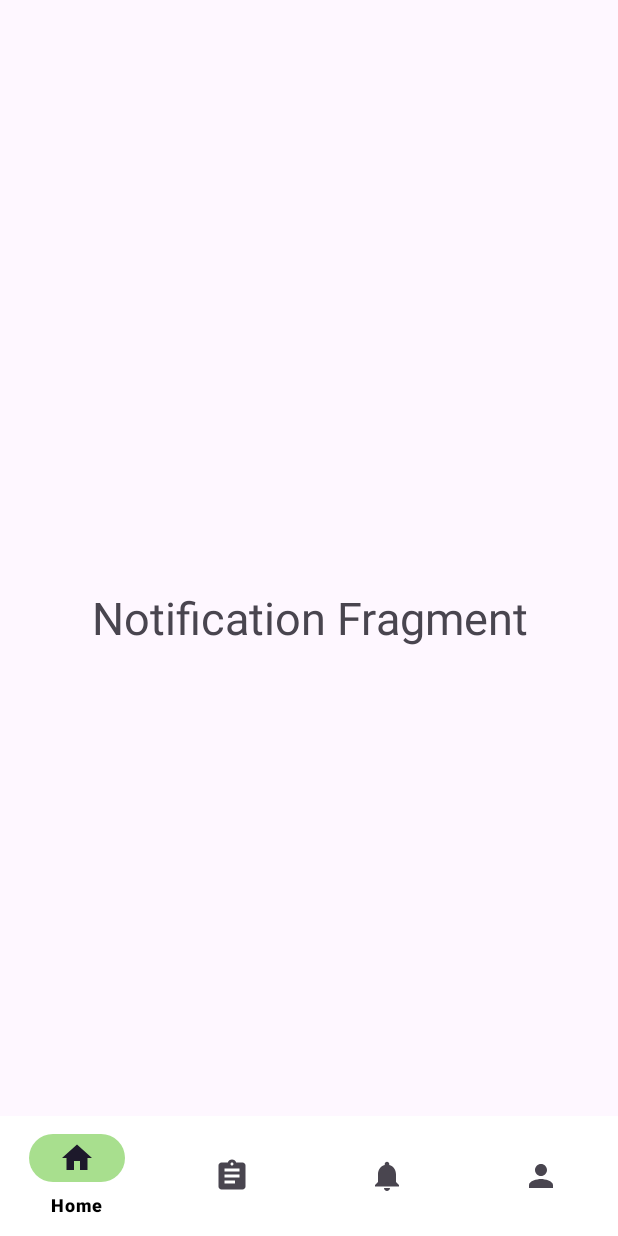
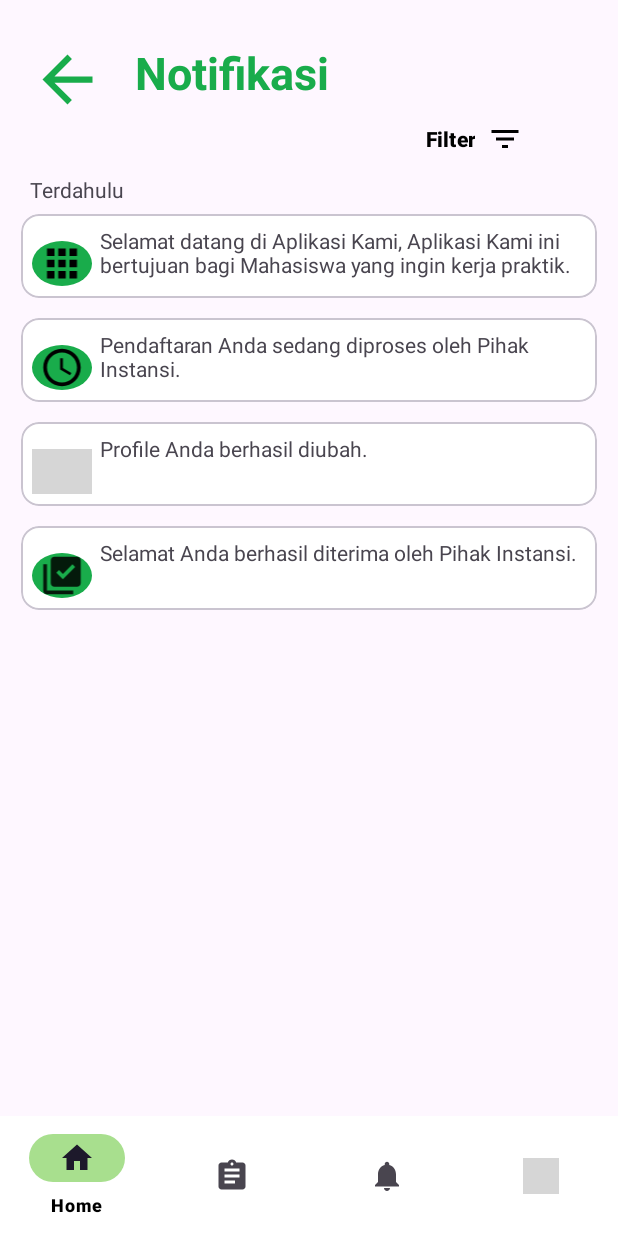
Before and after one commit to Waktu-Indonesia-Bahagia/mobile, an Android app: the fragment NotificationFragment placed in its activity, on a phone screen of 412 x 824 dp. Run offline under Robolectric (Android 15) with nearby library versions, the phone set to English and light mode, and no system bars; grey boxes are pictures that could not be loaded.

Commit message:
Notification Page

```diff
--- a/app/build.gradle.kts
+++ b/app/build.gradle.kts
@@ -39,6 +39,7 @@ dependencies {
 
     implementation("androidx.core:core-ktx:1.9.0")
     implementation("androidx.appcompat:appcompat:1.6.1")
+    implementation("de.hdodenhof:circleimageview:3.1.0")
     implementation("com.google.android.material:material:1.10.0")
     implementation("androidx.constraintlayout:constraintlayout:2.1.4")
     testImplementation("junit:junit:4.13.2")
--- /dev/null
+++ b/app/src/main/java/com/example/kerjaparaktik/notification/NotificationAdapter.kt
@@ -0,0 +1,32 @@
+package com.example.kerjaparaktik.notification
+
+import android.view.LayoutInflater
+import android.view.View
+import android.view.ViewGroup
+import android.widget.ImageView
+import android.widget.TextView
+import androidx.recyclerview.widget.RecyclerView
+import com.example.kerjaparaktik.R
+
+class NotificationAdapter (private var mList: List<NotificationData>) :
+    RecyclerView.Adapter<NotificationAdapter.LanguageViewHolder>() {
+
+    inner class LanguageViewHolder(itemView: View) : RecyclerView.ViewHolder(itemView) {
+        val title : TextView = itemView.findViewById(R.id.textNotif)
+        val image : ImageView = itemView.findViewById(R.id.gambarNotif)
+    }
+
+    override fun onCreateViewHolder(parent: ViewGroup, viewType: Int):LanguageViewHolder {
+        val view = LayoutInflater.from(parent.context).inflate(R.layout.item_notification, parent , false)
+        return LanguageViewHolder(view)
+    }
+
+    override fun onBindViewHolder(holder: NotificationAdapter.LanguageViewHolder, position: Int) {
+        holder.image.setImageResource(mList[position].image)
+        holder.title.text = mList[position].title
+    }
+    override fun getItemCount(): Int {
+        return mList.size
+    }
+
+}
--- /dev/null
+++ b/app/src/main/java/com/example/kerjaparaktik/notification/NotificationData.kt
@@ -0,0 +1,3 @@
+package com.example.kerjaparaktik.notification
+
+data class NotificationData(var title: String, var image: Int)
--- a/app/src/main/java/com/example/kerjaparaktik/notification/NotificationFragment.kt
+++ b/app/src/main/java/com/example/kerjaparaktik/notification/NotificationFragment.kt
@@ -5,18 +5,50 @@ import androidx.fragment.app.Fragment
 import android.view.LayoutInflater
 import android.view.View
 import android.view.ViewGroup
+import android.widget.ImageButton
+import androidx.recyclerview.widget.LinearLayoutManager
+import androidx.recyclerview.widget.RecyclerView
 import com.example.kerjaparaktik.R
 
-
-
 class NotificationFragment : Fragment() {
+    private lateinit var recyclerView: RecyclerView
+    private var mList = ArrayList<NotificationData>()
+//    private lateinit var btnfilter: ImageButton
+    private lateinit var adapter: NotificationAdapter
 
     override fun onCreateView(
         inflater: LayoutInflater, container: ViewGroup?,
         savedInstanceState: Bundle?
     ): View? {
-        // Inflate the layout for this fragment
-        return inflater.inflate(R.layout.fragment_notification, container, false)
+        val view = inflater.inflate(R.layout.fragment_notification, container, false)
+
+//        btnfilter = view.findViewById(R.id.filter)
+//        btnfilter.setOnClickListener(this)
+
+        recyclerView = view.findViewById(R.id.recyclerViewNotifikasi)
+        val layoutManager = LinearLayoutManager(requireContext())
+        recyclerView.layoutManager = layoutManager
+
+        adapter = NotificationAdapter(mList)
+        addDataToList()
+        recyclerView.adapter = adapter
+
+        return view
     }
 
+    private fun addDataToList() {
+        mList.add(NotificationData("Selamat datang di Aplikasi Kami, Aplikasi Kami ini bertujuan bagi Mahasiswa yang ingin kerja praktik.", R.drawable.baseline_apps_24))
+        mList.add(NotificationData("Pendaftaran Anda sedang diproses oleh Pihak Instansi.", R.drawable.baseline_schedule_24))
+        mList.add(NotificationData("Profile Anda berhasil diubah.", R.drawable.baseline_person_24))
+        mList.add(NotificationData("Selamat Anda berhasil diterima oleh Pihak Instansi.", R.drawable.baseline_library_add_check_24))
+    }
+
+//    override fun onClick(v: View?) {
+//        when (v?.id) {
+//            R.id.filter -> {
+//                // Tambahkan aksi yang sesuai di sini
+//                // contoh: buka fragment/filter, tampilkan dialog, atau pindah ke halaman pengaturan
+//            }
+//        }
+//    }
 }
--- /dev/null
+++ b/app/src/main/res/drawable/baseline_apps_24.xml
@@ -0,0 +1,5 @@
+<vector android:height="24dp" android:tint="#000000"
+    android:viewportHeight="24" android:viewportWidth="24"
+    android:width="24dp" xmlns:android="http://schemas.android.com/apk/res/android">
+    <path android:fillColor="@android:color/white" android:pathData="M4,8h4L8,4L4,4v4zM10,20h4v-4h-4v4zM4,20h4v-4L4,16v4zM4,14h4v-4L4,10v4zM10,14h4v-4h-4v4zM16,4v4h4L20,4h-4zM10,8h4L14,4h-4v4zM16,14h4v-4h-4v4zM16,20h4v-4h-4v4z"/>
+</vector>
--- /dev/null
+++ b/app/src/main/res/drawable/baseline_arrow_back_24.xml
@@ -0,0 +1,5 @@
+<vector android:autoMirrored="true" android:height="50dp"
+    android:tint="#19AC4B" android:viewportHeight="24"
+    android:viewportWidth="24" android:width="50dp" xmlns:android="http://schemas.android.com/apk/res/android">
+    <path android:fillColor="@android:color/white" android:pathData="M20,11H7.83l5.59,-5.59L12,4l-8,8 8,8 1.41,-1.41L7.83,13H20v-2z"/>
+</vector>
--- a/app/src/main/res/drawable/baseline_person_24.xml
+++ b/app/src/main/res/drawable/baseline_filter_list_24.xml
@@ -1,5 +1,5 @@
-<vector android:height="24dp" android:tint="#626262"
+<vector android:height="24dp" android:tint="#000000"
     android:viewportHeight="24" android:viewportWidth="24"
     android:width="24dp" xmlns:android="http://schemas.android.com/apk/res/android">
-    <path android:fillColor="@android:color/white" android:pathData="M12,12c2.21,0 4,-1.79 4,-4s-1.79,-4 -4,-4 -4,1.79 -4,4 1.79,4 4,4zM12,14c-2.67,0 -8,1.34 -8,4v2h16v-2c0,-2.66 -5.33,-4 -8,-4z"/>
+    <path android:fillColor="@android:color/white" android:pathData="M10,18h4v-2h-4v2zM3,6v2h18L21,6L3,6zM6,13h12v-2L6,11v2z"/>
 </vector>
--- /dev/null
+++ b/app/src/main/res/drawable/baseline_library_add_check_24.xml
@@ -0,0 +1,5 @@
+<vector android:alpha="0.85" android:height="24dp"
+    android:tint="#000000" android:viewportHeight="24"
+    android:viewportWidth="24" android:width="24dp" xmlns:android="http://schemas.android.com/apk/res/android">
+    <path android:fillColor="@android:color/white" android:pathData="M20,2L8,2c-1.1,0 -2,0.9 -2,2v12c0,1.1 0.9,2 2,2h12c1.1,0 2,-0.9 2,-2L22,4c0,-1.1 -0.9,-2 -2,-2zM12.47,14L9,10.5l1.4,-1.41 2.07,2.08L17.6,6 19,7.41 12.47,14zM4,6L2,6v14c0,1.1 0.9,2 2,2h14v-2L4,20L4,6z"/>
+</vector>
--- /dev/null
+++ b/app/src/main/res/drawable/baseline_library_books_24.xml
@@ -0,0 +1,6 @@
+<vector android:alpha="0.9" android:autoMirrored="true"
+    android:height="24dp" android:tint="#000000"
+    android:viewportHeight="24" android:viewportWidth="24"
+    android:width="24dp" xmlns:android="http://schemas.android.com/apk/res/android">
+    <path android:fillColor="@android:color/white" android:pathData="M4,6L2,6v14c0,1.1 0.9,2 2,2h14v-2L4,20L4,6zM20,2L8,2c-1.1,0 -2,0.9 -2,2v12c0,1.1 0.9,2 2,2h12c1.1,0 2,-0.9 2,-2L22,4c0,-1.1 -0.9,-2 -2,-2zM19,11L9,11L9,9h10v2zM15,15L9,15v-2h6v2zM19,7L9,7L9,5h10v2z"/>
+</vector>
--- /dev/null
+++ b/app/src/main/res/drawable/baseline_schedule_24.xml
@@ -0,0 +1,6 @@
+<vector android:height="24dp" android:tint="#000000"
+    android:viewportHeight="24" android:viewportWidth="24"
+    android:width="24dp" xmlns:android="http://schemas.android.com/apk/res/android">
+    <path android:fillColor="@android:color/white" android:pathData="M11.99,2C6.47,2 2,6.48 2,12s4.47,10 9.99,10C17.52,22 22,17.52 22,12S17.52,2 11.99,2zM12,20c-4.42,0 -8,-3.58 -8,-8s3.58,-8 8,-8 8,3.58 8,8 -3.58,8 -8,8z"/>
+    <path android:fillColor="@android:color/white" android:pathData="M12.5,7H11v6l5.25,3.15 0.75,-1.23 -4.5,-2.67z"/>
+</vector>
--- /dev/null
+++ b/app/src/main/res/drawable/circle_image_notification.xml
@@ -0,0 +1,9 @@
+<!-- res/drawable/circle_shape.xml -->
+<shape xmlns:android="http://schemas.android.com/apk/res/android"
+    android:shape="oval">
+
+    <solid android:color="@color/green" />
+    <size
+        android:width="40dp"
+        android:height="40dp" />
+</shape>
--- a/app/src/main/res/layout/fragment_notification.xml
+++ b/app/src/main/res/layout/fragment_notification.xml
@@ -1,15 +1,65 @@
 <?xml version="1.0" encoding="utf-8"?>
-<FrameLayout xmlns:android="http://schemas.android.com/apk/res/android"
+<androidx.constraintlayout.widget.ConstraintLayout xmlns:android="http://schemas.android.com/apk/res/android"
     xmlns:tools="http://schemas.android.com/tools"
     android:layout_width="match_parent"
     android:layout_height="match_parent"
+    xmlns:app="http://schemas.android.com/apk/res-auto"
     tools:context=".notification.NotificationFragment">
 
+    <ImageView
+        android:id="@+id/gambar1"
+        android:layout_width="wrap_content"
+        android:layout_height="wrap_content"
+        android:layout_marginTop="28dp"
+        android:layout_marginStart="20dp"
+        android:src="@drawable/baseline_arrow_back_24"
+        app:layout_constraintStart_toStartOf="parent"
+        app:layout_constraintTop_toTopOf="parent"
+        app:layout_constraintHorizontal_bias="0.5"
+        />
+
     <TextView
+        android:id="@+id/title"
+        android:layout_width="wrap_content"
+        android:layout_height="wrap_content"
+        android:layout_marginStart="20dp"
+        android:text="Notifikasi"
+        android:textColor="@color/green"
+        android:textSize="30sp"
+        android:textStyle="bold"
+        app:layout_constraintStart_toEndOf="@id/gambar1"
+        app:layout_constraintTop_toTopOf="@id/gambar1" />
+
+    <Button
+        android:id="@+id/filter"
+        android:layout_width="wrap_content"
+        android:layout_height="wrap_content"
+        android:text="Filter"
+        android:textStyle="bold"
+        android:background="@android:color/transparent"
+        android:textColor="@color/black"
+        android:drawableRight="@drawable/baseline_filter_list_24"
+        app:layout_constraintStart_toEndOf="@id/title"
+        app:layout_constraintEnd_toEndOf="parent"
+        app:layout_constraintTop_toBottomOf="@id/title"
+        />
+    <TextView
+        android:id="@+id/terdahulu"
+        android:layout_width="wrap_content"
+        android:layout_height="wrap_content"
+        android:text="Terdahulu"
+        app:layout_constraintStart_toStartOf="@id/gambar1"
+        app:layout_constraintTop_toBottomOf="@id/filter"/>
+
+
+    <androidx.recyclerview.widget.RecyclerView
+        android:id="@+id/recyclerViewNotifikasi"
         android:layout_width="match_parent"
-        android:layout_height="match_parent"
-        android:text="Notification Fragment"
-        android:textSize="30sp"
-        android:gravity="center"/>
+        android:layout_height="0dp"
+        app:layout_constraintTop_toBottomOf="@id/terdahulu"
+        app:layout_constraintBottom_toBottomOf="parent"
+        app:layout_constraintEnd_toEndOf="parent"
+        app:layout_constraintStart_toStartOf="parent"
+ />
 
-</FrameLayout>
+</androidx.constraintlayout.widget.ConstraintLayout>
--- /dev/null
+++ b/app/src/main/res/layout/item_notification.xml
@@ -0,0 +1,38 @@
+<?xml version="1.0" encoding="utf-8"?>
+<com.google.android.material.card.MaterialCardView xmlns:android="http://schemas.android.com/apk/res/android"
+    xmlns:tools="http://schemas.android.com/tools"
+    android:layout_width="match_parent"
+    android:layout_height="wrap_content"
+    xmlns:app="http://schemas.android.com/apk/res-auto"
+    app:cardBackgroundColor="@color/white"
+    app:cardUseCompatPadding="true"
+    android:layout_marginHorizontal="8dp"
+    >
+
+    <androidx.constraintlayout.widget.ConstraintLayout
+        android:layout_width="match_parent"
+        android:layout_height="wrap_content"
+        android:padding="8dp">
+
+        <ImageView
+            android:id="@+id/gambarNotif"
+            android:layout_width="40dp"
+            android:layout_height="30dp"
+            app:layout_constraintStart_toStartOf="parent"
+            app:layout_constraintTop_toTopOf="parent"
+            android:layout_marginTop="10dp"
+            android:src="@drawable/baseline_schedule_24"
+            android:background="@drawable/circle_image_notification"/>
+        <TextView
+            android:id="@+id/textNotif"
+            android:layout_width="0dp"
+            android:layout_height="wrap_content"
+            app:layout_constraintStart_toEndOf="@id/gambarNotif"
+            android:layout_marginLeft="5dp"
+            app:layout_constraintEnd_toEndOf="parent"
+            app:layout_constraintTop_toTopOf="parent"
+            android:text="Selamat datang di Aplikasi Kami,Aplikasi Kami ini bertujuan bagi Mahasiswa yang ingin kerja praktik."/>
+
+    </androidx.constraintlayout.widget.ConstraintLayout>
+
+</com.google.android.material.card.MaterialCardView>
```
